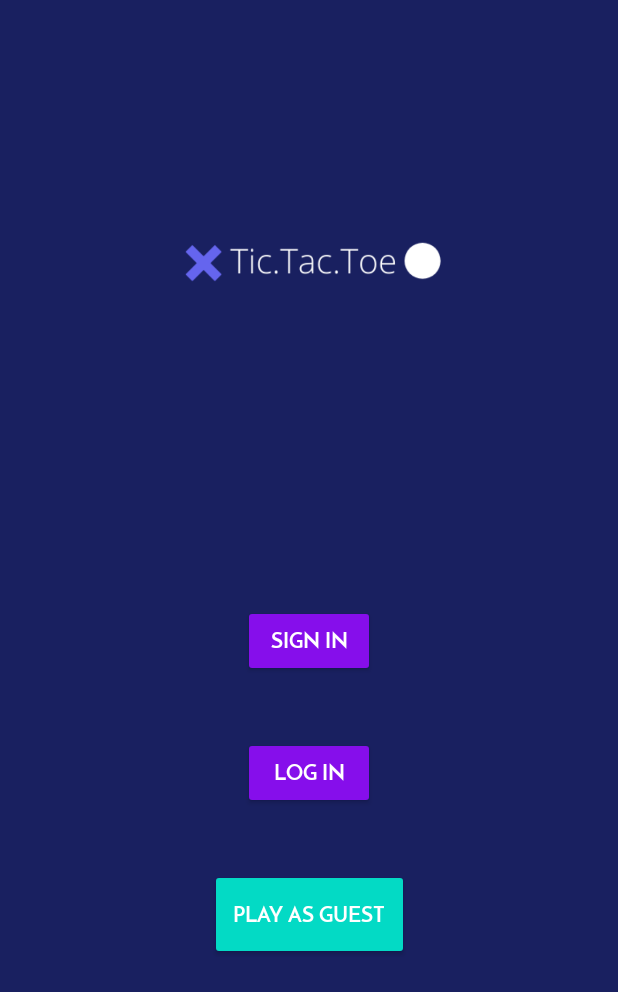
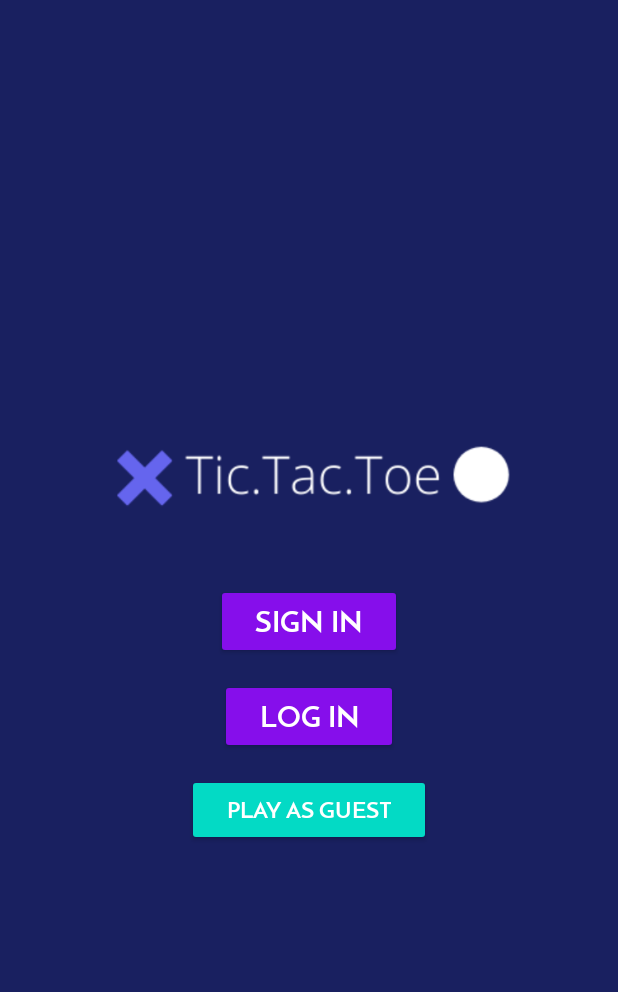
Before and after one commit to CSI-DMCE-2023/Hacktober-TicTacToe-2023, an Android app: the screen it shows after launch (NavigationActivity), on a phone screen of 412 x 824 dp. Shown: the top 992 px of the screen. Run offline under Robolectric (Android 15) with nearby library versions, the phone set to English and light mode, and no system bars; our stand-ins replace sdp/ssp sizes.

Commit message:
Changed the fixed dimensions to dynamic ones and resized the image of X and O to fill in the box when clicked;

```diff
--- a/app/src/main/res/layout/activity_navigation.xml
+++ b/app/src/main/res/layout/activity_navigation.xml
@@ -1,39 +1,30 @@
 <?xml version="1.0" encoding="utf-8"?>
-<androidx.constraintlayout.widget.ConstraintLayout xmlns:android="http://schemas.android.com/apk/res/android"
+<LinearLayout xmlns:android="http://schemas.android.com/apk/res/android"
     xmlns:app="http://schemas.android.com/apk/res-auto"
     xmlns:tools="http://schemas.android.com/tools"
     android:layout_width="match_parent"
     android:layout_height="match_parent"
     android:background="@color/themeColor"
+    android:gravity="center"
+    android:orientation="vertical"
     tools:context=".home.NavigationActivity">
 
     <ImageView
         android:id="@+id/img"
-        android:layout_width="391dp"
-        android:layout_height="268dp"
-        android:layout_marginStart="11dp"
-        android:layout_marginTop="52dp"
-        android:layout_marginEnd="10dp"
-        app:layout_constraintEnd_toEndOf="parent"
-        app:layout_constraintStart_toStartOf="parent"
-        app:layout_constraintTop_toTopOf="parent"
-        app:srcCompat="@drawable/homesl" />
+        android:layout_width="match_parent"
+        android:layout_height="@dimen/_100sdp"
+        app:srcCompat="@drawable/homesl"/>
 
 
     <LinearLayout
-        android:layout_width="359dp"
-        android:layout_height="325dp"
-        android:layout_marginStart="132dp"
-        android:layout_marginTop="113dp"
-        android:layout_marginEnd="132dp"
-        android:layout_marginBottom="191dp"
+        android:layout_width="match_parent"
+        android:layout_height="wrap_content"
         android:orientation="vertical"
-        app:layout_constraintBottom_toBottomOf="parent"
-        app:layout_constraintEnd_toEndOf="parent"
-        app:layout_constraintStart_toStartOf="parent"
-        app:layout_constraintTop_toBottomOf="@+id/img"
-        app:layout_constraintVertical_bias="0.399"
-        tools:ignore="MissingConstraints">
+        android:gravity="center">
+<!--        android:layout_marginStart="132dp"-->
+<!--        android:layout_marginTop="113dp"-->
+<!--        android:layout_marginEnd="132dp"-->
+<!--        android:layout_marginBottom="191dp"-->
 
 
         <Button
@@ -42,9 +33,12 @@
             android:layout_width="wrap_content"
             android:layout_height="wrap_content"
             android:layout_gravity="center"
-            android:layout_margin="20dp"
+            android:layout_margin="@dimen/_5sdp"
             android:fontFamily="@font/josefin_sans_bold"
             android:text="Sign In"
+            android:textSize="@dimen/_15sdp"
+            android:paddingHorizontal="@dimen/_20sdp"
+            android:paddingVertical="@dimen/_5sdp"
             app:backgroundTint="#860EEB" />
 
         <Button
@@ -53,9 +47,12 @@
             android:layout_width="wrap_content"
             android:layout_height="wrap_content"
             android:layout_gravity="center"
-            android:layout_margin="20dp"
+            android:layout_margin="@dimen/_5sdp"
             android:fontFamily="@font/josefin_sans_bold"
             android:text="Log In"
+            android:textSize="@dimen/_15sdp"
+            android:paddingHorizontal="@dimen/_20sdp"
+            android:paddingVertical="@dimen/_5sdp"
             app:backgroundTint="#860EEB" />
 
         <Button
@@ -64,12 +61,14 @@
             android:layout_width="wrap_content"
             android:layout_height="wrap_content"
             android:layout_gravity="center"
-            android:layout_margin="20dp"
+            android:layout_margin="@dimen/_5sdp"
             android:fontFamily="@font/josefin_sans_bold"
-            android:padding="15dp"
             android:text="Play As Guest"
-
+            android:textColor="@color/white"
+            android:textSize="@dimen/_12sdp"
+            android:paddingHorizontal="@dimen/_20sdp"
+            android:paddingVertical="@dimen/_5sdp"
             app:backgroundTint="@color/teal_200" />
     </LinearLayout>
 
-</androidx.constraintlayout.widget.ConstraintLayout>
+</LinearLayout>
```
Also changed, not shown: app/src/main/res/layout/activity_game.xml (+36 -34 lines), app/src/main/res/layout/activity_home_screen.xml (+22 -23 lines), app/src/main/res/layout/activity_login.xml (+16 -10 lines), app/src/main/res/layout/activity_main.xml (+6 -12 lines), app/src/main/res/layout/activity_signin.xml (+22 -13 lines), app/src/main/res/drawable-v24/homesl.png, app/src/main/res/drawable-v24/o.PNG, app/src/main/res/drawable-v24/x.PNG.
